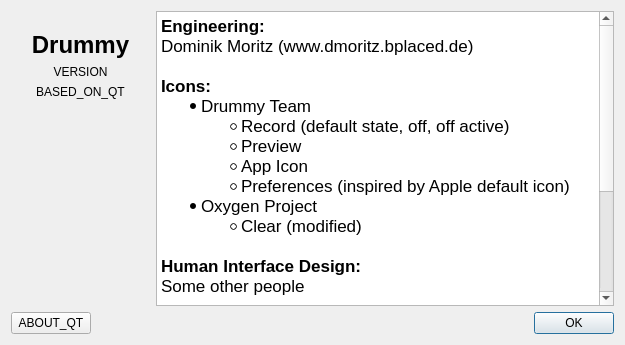
This is about.ui in domoritz/drummy as Qt 5 draws it before an edit. The edited form follows.
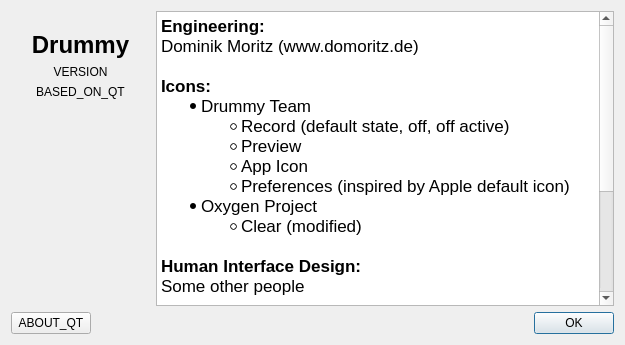
This is the edited form. Icons and pictures are not drawn.

Patch:
```diff
--- a/about.ui
+++ b/about.ui
@@ -133,7 +133,7 @@
 p, li { white-space: pre-wrap; }
 &lt;/style&gt;&lt;/head&gt;&lt;body style=&quot; font-family:'Lucida Grande'; font-size:13pt; font-weight:400; font-style:normal;&quot;&gt;
 &lt;p style=&quot; margin-top:0px; margin-bottom:0px; margin-left:0px; margin-right:0px; -qt-block-indent:0; text-indent:0px;&quot;&gt;&lt;span style=&quot; font-weight:600;&quot;&gt;Engineering:&lt;/span&gt;&lt;/p&gt;
-&lt;p style=&quot; margin-top:0px; margin-bottom:0px; margin-left:0px; margin-right:0px; -qt-block-indent:0; text-indent:0px;&quot;&gt;Dominik Moritz (www.dmoritz.bplaced.de)&lt;/p&gt;
+&lt;p style=&quot; margin-top:0px; margin-bottom:0px; margin-left:0px; margin-right:0px; -qt-block-indent:0; text-indent:0px;&quot;&gt;Dominik Moritz (www.domoritz.de)&lt;/p&gt;
 &lt;p style=&quot;-qt-paragraph-type:empty; margin-top:0px; margin-bottom:0px; margin-left:0px; margin-right:0px; -qt-block-indent:0; text-indent:0px;&quot;&gt;&lt;/p&gt;
 &lt;p style=&quot; margin-top:0px; margin-bottom:0px; margin-left:0px; margin-right:0px; -qt-block-indent:0; text-indent:0px;&quot;&gt;&lt;span style=&quot; font-weight:600;&quot;&gt;Icons:&lt;/span&gt;&lt;/p&gt;
 &lt;ul style=&quot;margin-top: 0px; margin-bottom: 0px; margin-left: 0px; margin-right: 0px; -qt-list-indent: 1;&quot;&gt;&lt;li style=&quot; margin-top:0px; margin-bottom:0px; margin-left:0px; margin-right:0px; -qt-block-indent:0; text-indent:0px;&quot;&gt;Drummy Team&lt;/li&gt;
```
